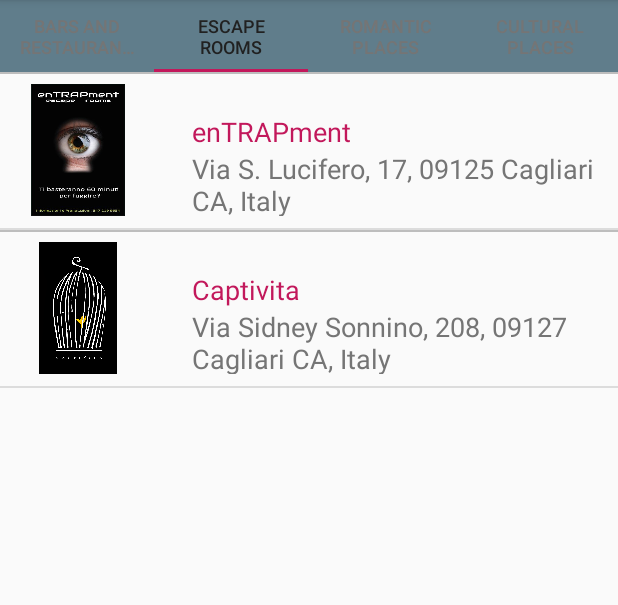
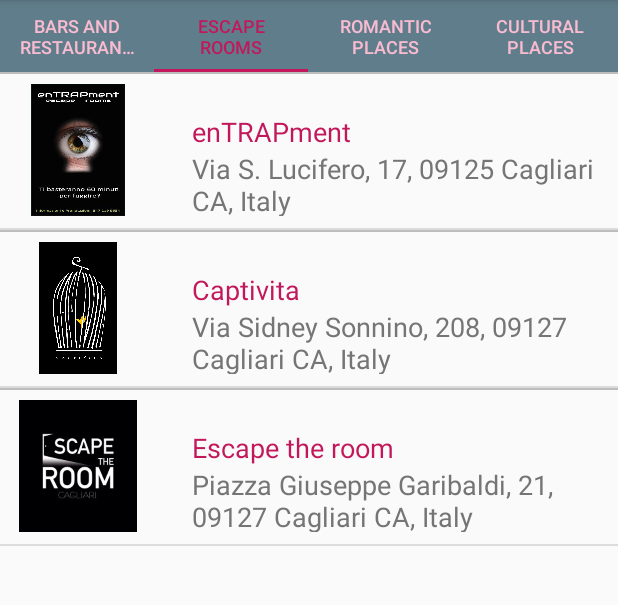
Before and after one commit to Melsara/HolidayEscape, an Android app: the screen it shows after launch (MainActivity), tab 2 chosen, on a phone screen of 412 x 824 dp, the part 84-689 px from its top. Run offline under Robolectric (Android 15) with nearby library versions, the phone set to English and light mode, and no system bars.

Commit message:
Adding third er. Changing colors again.

```diff
--- a/app/src/main/java/eu/escapeadvisor/holidayescape/ErFragment.java
+++ b/app/src/main/java/eu/escapeadvisor/holidayescape/ErFragment.java
@@ -34,7 +34,9 @@ public class ErFragment extends Fragment {
         ers.add(new POI(mContext.getResources().getString(R.string.category_er),getString(R.string.er_name1), getString(R.string.er_url1), getString(R.string.er_email1), getString(R.string.er_tel1),
                 39.215552, 9.118157, R.drawable.entrapment, getString(R.string.er_desc1),getString(R.string.er_address1) ));
         ers.add(new POI(mContext.getResources().getString(R.string.category_er),getString(R.string.er_name2), getString(R.string.er_url2), getString(R.string.er_email2), getString(R.string.er_tel2),
-                39.215552, 9.118157, R.drawable.captivita, getString(R.string.er_desc2),getString(R.string.er_address2) ));
+                39.218306, 9.121497, R.drawable.captivita, getString(R.string.er_desc2),getString(R.string.er_address2) ));
+        ers.add(new POI(mContext.getResources().getString(R.string.category_er),getString(R.string.er_name3), getString(R.string.er_url3), getString(R.string.er_email3), getString(R.string.er_tel3),
+                39.219073, 9.122130, R.drawable.escapetheroom, getString(R.string.er_desc3),getString(R.string.er_address3) ));
 
         PoiAdapter ersAdapter = new PoiAdapter(getActivity(), ers);
         ListView listView = (ListView) rootView.findViewById(R.id.list);
--- a/app/src/main/java/eu/escapeadvisor/holidayescape/MainActivity.java
+++ b/app/src/main/java/eu/escapeadvisor/holidayescape/MainActivity.java
@@ -23,7 +23,7 @@ public class MainActivity extends AppCompatActivity {
         TabLayout tabLayout = (TabLayout) findViewById(R.id.sliding_tabs);
         tabLayout.setupWithViewPager(viewPager);
         tabLayout.setSelectedTabIndicatorColor(getResources().getColor(R.color.colorPrimaryDark));
-        tabLayout.setTabTextColors(getResources().getColor(R.color.secondaryText), getResources().getColor(R.color.primaryText));
+        tabLayout.setTabTextColors(getResources().getColor(R.color.colorPrimaryLight), getResources().getColor(R.color.colorPrimaryDark));
 
     }
 
--- a/app/src/main/res/values/strings.xml
+++ b/app/src/main/res/values/strings.xml
@@ -50,4 +50,13 @@ Hanno tre priorità : cucinare buono, servire velocemente e garantire la qualit
     <string name="er_desc2">Trasportati in una realtà simulata, vi troverete immersi in scenari dedicati. Ogni room ha una propria narrazione, ambientazione e logica. Ogni room nasconde un mistero da svelare.
         Scegliete la vostra avventura e varcate la soglia per affrontare la sfida.</string>
     <string name="er_address2">Via Sidney Sonnino, 208, 09127 Cagliari CA, Italy</string>
+    <string name="er_name3">Escape the room</string>
+    <string name="er_url3">http://www.escapetheroom.it/</string>
+    <string name="er_email3">escapetheroomcagliari@gmail.com</string>
+    <string name="er_tel3">+39 331 229 0717</string>
+    <string name="er_desc3">In piazza Garibaldi 21 trovate un\’Escape Room ad alto impatto emozionale e coinvolgente, ispirata alla serie American Horror House: Murder House, ossia la casa degli omicidi.
+        Murder House è la dimora in stile vittoriano dove si trasferisce la famiglia Harmon nella prima stagione della serie antologica American Horror Story. Venne costruita nel 1922 dal folle medico delle star di Hollywood, il dott. Montgomery, per la moglie Nora.
+        Esperimenti sugli animali in cantina, pratica di aborti clandestini e un bambino ritrovato dalla polizia a pezzi e poi riassemblato: da qui nasce la maledizione e la storia originale che vi aspetta.
+    Gioco adrenalinico ma adatto a tutti (al suo interno non ci sono figuranti). Basta lavorare di logica e intuizione. Non occorre aver visto la serie tv (ma non potete perdervela). Quello che c\’è da sapere ve lo diremo noi.</string>
+    <string name="er_address3">Piazza Giuseppe Garibaldi, 21, 09127 Cagliari CA, Italy</string>
 </resources>
```
Also changed, not shown: app/src/main/res/drawable-hdpi/escapetheroom.png (added), app/src/main/res/drawable-mdpi/escapetheroom.png (added), app/src/main/res/drawable-xhdpi/escapetheroom.png (added), app/src/main/res/drawable-xxhdpi/escapetheroom.png (added), app/src/main/res/drawable-xxxhdpi/escapetheroom.png (added).
